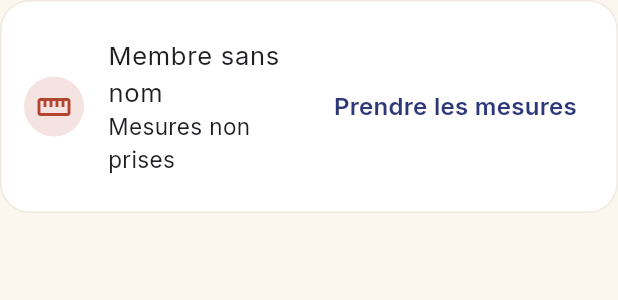
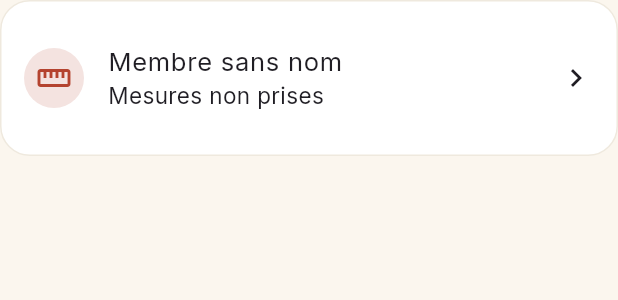
Before and after one commit to ouattaradanou-debug/forevercare-ai, a Flutter app: the _CarteMembre widget shown alone on an empty page, opened directly with empty values, on a phone screen of 412 x 824 dp. Shown: the top 300 px of the screen. Run offline on Flutter 3.47's test engine with Material 3 defaults, Android fonts, the phone set to English and light mode, and no system bars; our stand-ins replace cached_network_image, connectivity_plus, drift, drift_flutter, flutter_image_compress, flutter_local_notifications and 7 more; missing offline and left inert: android_intent_plus; accounts and stored records are empty; generated files the repository leaves out were written again.

Commit message:
Rend le nom d'un membre de groupe uniforme cliquable pour ses mesures
Toute la ligne (pas seulement un bouton séparé) ouvre désormais la fiche
de mesures du membre — plus simple à repérer.

Co-Authored-By: Claude Sonnet 5 <noreply@anthropic.com>
Claude-Session: https://claude.ai/code/session_0124cQpQi64xUE7Fyxipd1VW

```diff
--- a/lib/features/uniformes/presentation/pages/groupe_uniforme_detail_page.dart
+++ b/lib/features/uniformes/presentation/pages/groupe_uniforme_detail_page.dart
@@ -276,6 +276,12 @@ class _CarteMembre extends ConsumerWidget {
       margin: const EdgeInsets.only(bottom: AppSpacing.s),
       child: ListTile(
         contentPadding: const EdgeInsets.all(AppSpacing.m),
+        // Toute la ligne est cliquable (pas seulement un bouton à droite) :
+        // appuyer sur le nom du membre ouvre directement ses mesures.
+        onTap: () => context.push(
+          '/uniformes/${groupe.id}/membres/${membre.id}/mesures',
+          extra: (groupe: groupe, membre: membre),
+        ),
         leading: CircleAvatar(
           backgroundColor: mesurePrise
               ? AppColors.succes.withValues(alpha: 0.15)
@@ -287,15 +293,9 @@ class _CarteMembre extends ConsumerWidget {
         ),
         title: Text(membre.nomComplet),
         subtitle: Text(
-          mesurePrise ? 'Mesures prises' : 'Mesures non prises',
+          mesurePrise ? 'Mesures prises — appuyer pour consulter' : 'Mesures non prises',
         ),
-        trailing: TextButton(
-          onPressed: () => context.push(
-            '/uniformes/${groupe.id}/membres/${membre.id}/mesures',
-            extra: (groupe: groupe, membre: membre),
-          ),
-          child: Text(mesurePrise ? 'Consulter' : 'Prendre les mesures'),
-        ),
+        trailing: const Icon(Icons.chevron_right),
       ),
     );
   }
```
